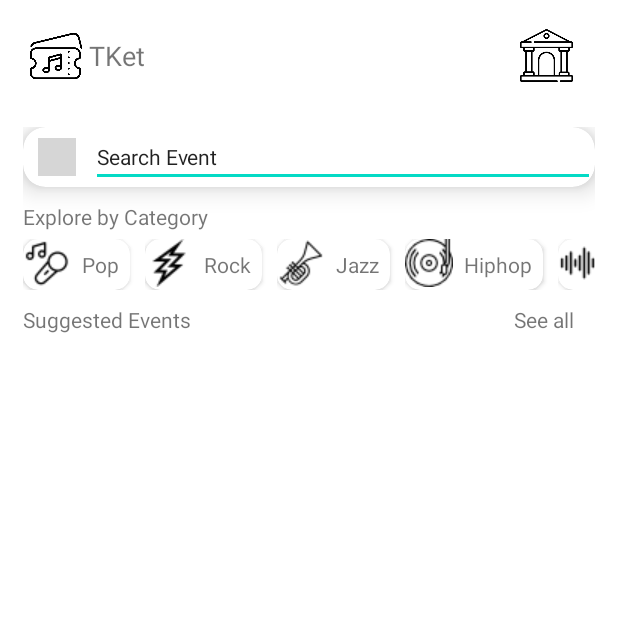
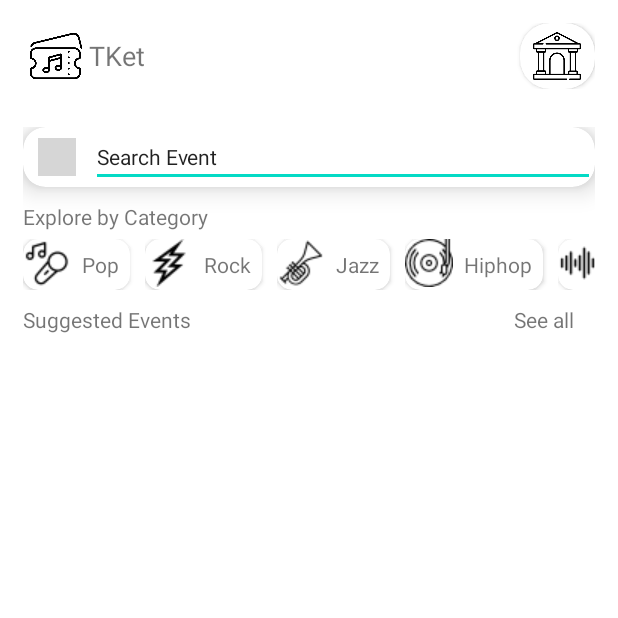
Before and after one commit to Mohana-Kulkarni/ConcertApp, an Android app: the screen it shows after launch (MainActivity), on a phone screen of 412 x 824 dp, the top half of it. Run offline under Robolectric (Android 15) with nearby library versions, the phone set to English and light mode, and no system bars; our stand-ins replace navigation-ui; grey boxes are pictures that could not be loaded.

Commit message:
Layout updated

```diff
--- a/app/src/main/res/layout/activity_main.xml
+++ b/app/src/main/res/layout/activity_main.xml
@@ -39,12 +39,21 @@
                 android:layout_width="250dp"
                 android:layout_height="match_parent" />
 
-            <ImageView
-                android:layout_width="35dp"
-                android:layout_height="35dp"
-                android:layout_marginEnd="0dp"
+            <androidx.cardview.widget.CardView
+                android:id="@+id/cities"
                 android:layout_gravity="center_vertical"
-                android:src="@drawable/city" />
+                android:layout_width="match_parent"
+                android:layout_height="match_parent"
+                app:cardCornerRadius="20dp"
+                android:elevation="20dp">
+
+                <ImageView
+                    android:layout_gravity="center"
+                    android:layout_width="32dp"
+                    android:layout_height="32dp"
+                    android:layout_marginEnd="0dp"
+                    android:src="@drawable/city" />
+            </androidx.cardview.widget.CardView>
 
         </LinearLayout>
 
@@ -128,6 +137,12 @@
             android:layout_height="wrap_content"
             android:layout_marginTop="5dp">
 
+            <androidx.recyclerview.widget.RecyclerView
+                android:id="@+id/eventsRecycler"
+                android:orientation="horizontal"
+                android:layout_width="match_parent"
+                android:layout_height="wrap_content" />
+
         </HorizontalScrollView>
 
     </LinearLayout>
```
